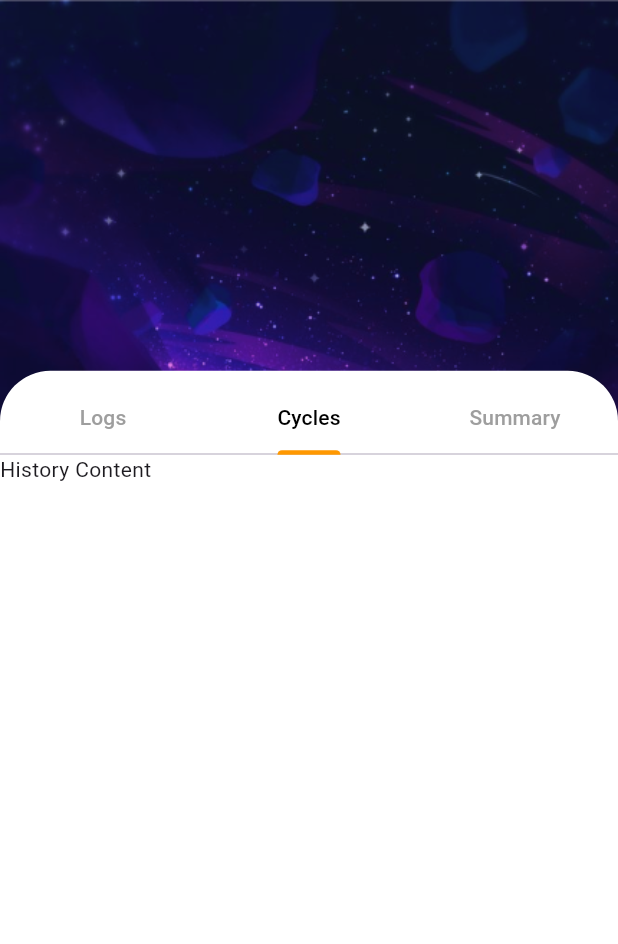
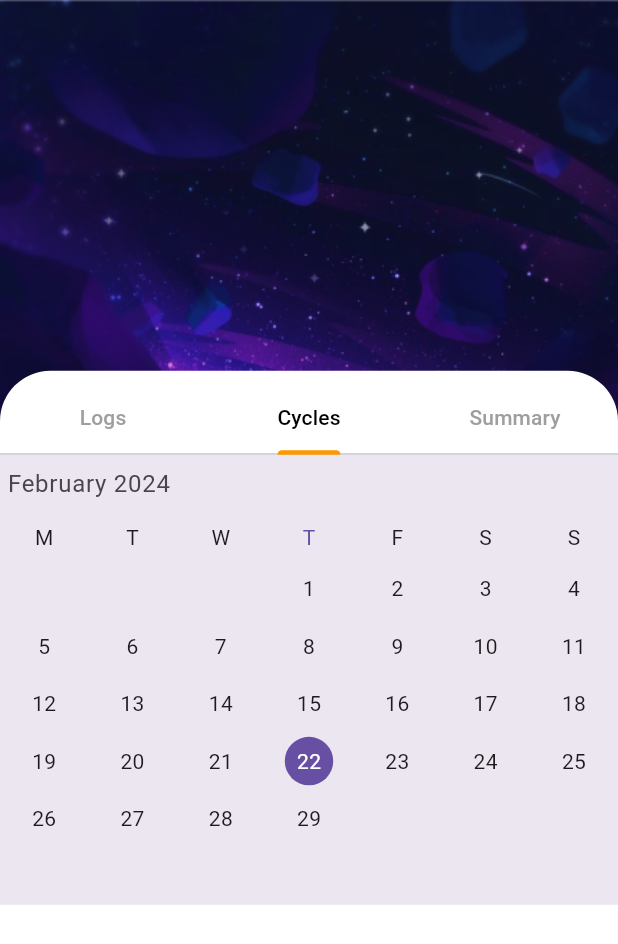
Before and after one commit to PratyushaKumarKar/misflo, a Flutter app: the DailyJournalPage widget shown alone on an empty page, opened directly, tab 2 chosen, on a phone screen of 412 x 824 dp. Shown: the top 944 px of the screen. Run offline on Flutter 3.47's test engine with Material 3 defaults, Android fonts, the phone set to English and light mode, and no system bars; drawn by our look-alikes of syncfusion_flutter_datepicker; our stand-ins replace cloud_firestore, curved_navigation_bar, file_picker, firebase_auth, firebase_core, firebase_storage and 5 more; accounts and stored records are empty.

Commit message:
added calender

```diff
--- a/lib/pages/daily_journal.dart
+++ b/lib/pages/daily_journal.dart
@@ -2,6 +2,7 @@ import 'package:flutter/material.dart';
 import 'package:google_fonts/google_fonts.dart';
 import 'package:intl/intl.dart';
 import 'package:misflo/utils/screentools.dart';
+import 'package:syncfusion_flutter_datepicker/datepicker.dart';
 
 class DailyJournalPage extends StatefulWidget {
   const DailyJournalPage({super.key});
@@ -36,6 +37,9 @@ class _DailyJournalPageState extends State<DailyJournalPage>
     _scrollController = ScrollController();
   }
 
+  void _onSelectionChanged(DateRangePickerSelectionChangedArgs args) {
+    // TODO: implement your code here
+  }
   @override
   void dispose() {
     _tabController.dispose();
@@ -266,9 +270,23 @@ class _DailyJournalPageState extends State<DailyJournalPage>
                                 );
                               }),
                               SingleChildScrollView(
-                                controller: scrollController,
-                                child: Text('History Content'),
-                              ),
+                                  controller: scrollController,
+                                  child: Column(children: [
+                                    SfDateRangePicker(
+                                      initialSelectedRange: PickerDateRange(
+                                        DateTime.now(),
+                                        DateTime.timestamp(),
+                                      ),
+                                      onSelectionChanged: _onSelectionChanged,
+                                      selectionMode:
+                                          DateRangePickerSelectionMode.range,
+                                      view: DateRangePickerView.month,
+                                      toggleDaySelection: false,
+                                      monthViewSettings:
+                                          DateRangePickerMonthViewSettings(
+                                              firstDayOfWeek: 1),
+                                    )
+                                  ])),
                               SingleChildScrollView(
                                 controller: scrollController,
                                 child: Text('Medication Content'),
--- a/pubspec.yaml
+++ b/pubspec.yaml
@@ -49,7 +49,7 @@ dependencies:
   photo_view: ^0.14.0
   flutter_gemini: ^2.0.3
   flutter_markdown: ^0.6.20
-  syncfusion_flutter_datepicker: ^24.2.7
+  syncfusion_flutter_datepicker: 24.2.3
 
 dev_dependencies:
   flutter_test:
```
Also changed, not shown: pubspec.lock.
